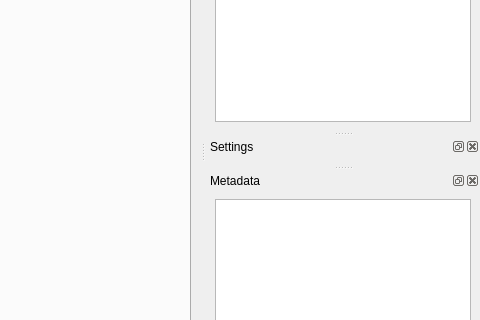
Old version of the form ui/mainwindow.ui in the repository tohojo/flent; both pictures show x 662 to 1142 and y 235 to 555 of the 1142 by 775 pixel window.
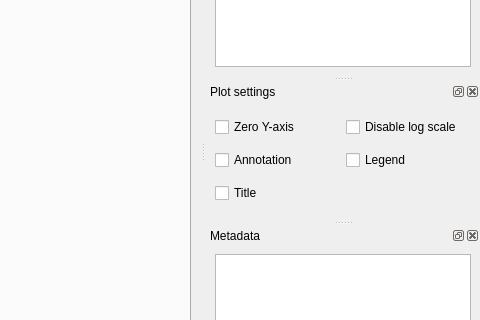
New version of the form.

Commit message: Add checkboxes to toggle plot settings.

Diff of the .ui file:
```diff
--- a/ui/mainwindow.ui
+++ b/ui/mainwindow.ui
@@ -84,12 +84,50 @@
   </widget>
   <widget class="QDockWidget" name="settingsDock">
    <property name="windowTitle">
-    <string>Settings</string>
+    <string>Plot settings</string>
    </property>
    <attribute name="dockWidgetArea">
     <number>2</number>
    </attribute>
-   <widget class="QWidget" name="dockWidgetContents_2"/>
+   <widget class="QWidget" name="dockWidgetContents_2">
+    <layout class="QGridLayout" name="gridLayout">
+     <item row="1" column="1">
+      <widget class="QCheckBox" name="checkLegend">
+       <property name="text">
+        <string>Legend</string>
+       </property>
+      </widget>
+     </item>
+     <item row="1" column="0">
+      <widget class="QCheckBox" name="checkAnnotation">
+       <property name="text">
+        <string>Annotation</string>
+       </property>
+      </widget>
+     </item>
+     <item row="0" column="0">
+      <widget class="QCheckBox" name="checkZeroY">
+       <property name="text">
+        <string>Zero Y-axis</string>
+       </property>
+      </widget>
+     </item>
+     <item row="0" column="1">
+      <widget class="QCheckBox" name="checkDisableLog">
+       <property name="text">
+        <string>Disable log scale</string>
+       </property>
+      </widget>
+     </item>
+     <item row="2" column="0">
+      <widget class="QCheckBox" name="checkTitle">
+       <property name="text">
+        <string>Title</string>
+       </property>
+      </widget>
+     </item>
+    </layout>
+   </widget>
   </widget>
   <widget class="QDockWidget" name="metadataDock">
    <property name="windowTitle">
```
The commit also changes 1 other file.
